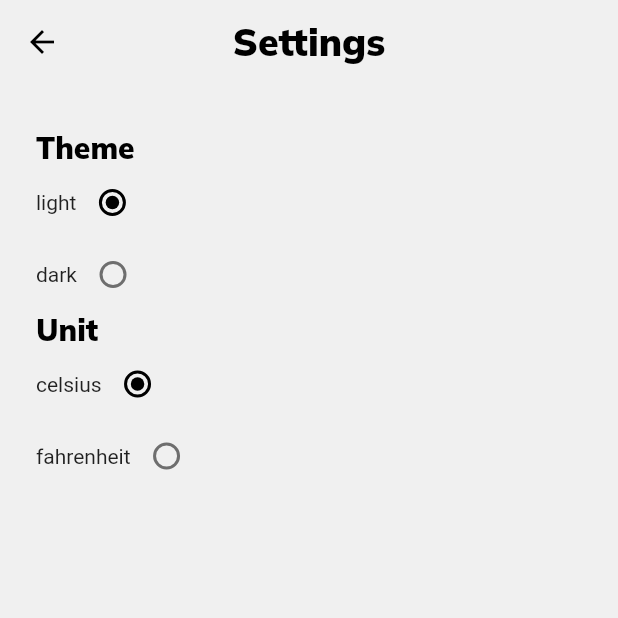
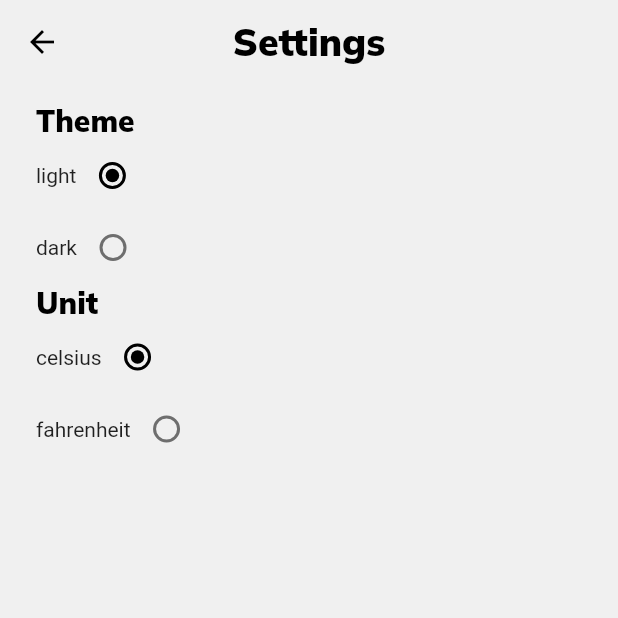
Before and after one commit to HarryJackson1996/WeatherApplication, a Flutter app: the screen it shows after launch, after a tap on the "settings" icon, on a phone screen of 412 x 824 dp, the top half of it. Run offline on Flutter 3.47's test engine with Material 2 defaults, Android fonts, the phone set to English and light mode, and no system bars; our stand-ins replace bloc, connectivity, dio, equatable, flutter_bloc, google_fonts and 2 more; accounts and stored records are empty; generated files the repository leaves out were written again; network calls fail.

Commit message:
Fixed padding issue
Padding issue was causing clipping on larger devices, removed extend behind appbar and decided to add bottom padding to widgets

```diff
--- a/lib/screens/search/search_screen.dart
+++ b/lib/screens/search/search_screen.dart
@@ -12,7 +12,6 @@ class SearchScreen extends SearchDelegate {
   ThemeData appBarTheme(BuildContext context) {
     return Theme.of(context).copyWith(
       accentColor: Colors.transparent,
-      canvasColor: Theme.of(context).brightness == Brightness.dark ? Colors.red : Colors.green,
       inputDecorationTheme: InputDecorationTheme(
         border: InputBorder.none,
       ),
@@ -69,7 +68,7 @@ class SearchScreen extends SearchDelegate {
           close(context, null);
         },
         child: Container(
-          padding: EdgeInsets.only(left: textPadding, top: myPadding / 2),
+          padding: EdgeInsets.only(left: textPadding, top: textPadding / 2),
           color: Theme.of(context).backgroundColor,
           child: Stack(
             children: [
--- a/lib/screens/settings/settings_screen.dart
+++ b/lib/screens/settings/settings_screen.dart
@@ -9,7 +9,6 @@ import 'package:weather_application/utils/enums.dart';
 import 'package:weather_application/widgets/annotated_scaffold.dart';
 import 'package:weather_application/widgets/themed_text.dart';
 import 'widgets/settings_item.dart';
-import '../../utils/extensions/extensions.dart';
 import 'package:weather_application/screens/settings/utils/settings_utils.dart';
 import 'package:weather_application/models/settings_model.dart';
 
@@ -36,7 +35,11 @@ class SettingsScreen extends StatelessWidget {
       ),
       body: Container(
         color: Theme.of(context).backgroundColor,
-        padding: EdgeInsets.only(left: textPadding, right: textPadding, top: myPadding / 2),
+        padding: EdgeInsets.only(
+          left: textPadding,
+          right: textPadding,
+          top: textPadding / 2,
+        ),
         child: Column(
           children: [
             SettingsItem(
@@ -81,7 +84,7 @@ class SettingsScreen extends StatelessWidget {
             }),
           ],
         ),
-      ).addTopbarPadding(),
+      ),
     );
   }
 }
--- a/lib/screens/weather/weather_screen.dart
+++ b/lib/screens/weather/weather_screen.dart
@@ -124,10 +124,10 @@ class _WeatherScreenState extends State<WeatherScreen> with SingleTickerProvider
       return BlocBuilder<SettingsBloc, SettingsState>(
         builder: (context, settingsState) {
           return Column(
-            mainAxisAlignment: MainAxisAlignment.start,
+            mainAxisAlignment: MainAxisAlignment.center,
             children: [
               Expanded(
-                flex: 3,
+                flex: 4,
                 child: Container(
                   padding: EdgeInsets.only(
                     right: myPadding,
@@ -159,7 +159,7 @@ class _WeatherScreenState extends State<WeatherScreen> with SingleTickerProvider
                 ),
               ),
             ],
-          ).addTopbarPadding();
+          );
         },
       );
     }
@@ -173,8 +173,13 @@ class _WeatherScreenState extends State<WeatherScreen> with SingleTickerProvider
         animationType: AnimationType.FADE,
       );
     } else {
-      return Center(
-        child: CircularProgressIndicator(),
+      return Padding(
+        padding: EdgeInsets.only(
+          bottom: AppBar().preferredSize.height,
+        ),
+        child: Center(
+          child: CircularProgressIndicator(),
+        ),
       );
     }
   }
--- a/lib/utils/extensions/extensions.dart
+++ b/lib/utils/extensions/extensions.dart
@@ -44,16 +44,6 @@ extension ThemeTextMapping on ThemedTextStyle {
         return Theme.of(context).textTheme.bodyText1.copyWith(fontSize: fontSize);
         break;
     }
-  }
-}
-
-extension PagePadding on Widget {
-  Widget addTopbarPadding() {
-    double appBarHeight = AppBar().preferredSize.height;
-    return Padding(
-      padding: EdgeInsets.only(top: appBarHeight + myPadding),
-      child: this,
-    );
   }
 }
 
--- a/lib/widgets/annotated_scaffold.dart
+++ b/lib/widgets/annotated_scaffold.dart
@@ -24,7 +24,7 @@ class AnnotatedScaffold extends StatelessWidget {
         resizeToAvoidBottomInset: resizeKeyboard,
         appBar: appBar,
         body: body,
-        extendBodyBehindAppBar: true,
+        extendBodyBehindAppBar: false,
       ),
     );
   }
--- a/lib/widgets/weather_error.dart
+++ b/lib/widgets/weather_error.dart
@@ -19,8 +19,10 @@ class WeatherErrorWidget extends StatelessWidget {
   @override
   Widget build(BuildContext context) {
     return Padding(
-      padding: const EdgeInsets.symmetric(
-        horizontal: textPadding,
+      padding: EdgeInsets.only(
+        left: textPadding,
+        right: textPadding,
+        bottom: AppBar().preferredSize.height,
       ),
       child: Column(
         mainAxisAlignment: MainAxisAlignment.center,
```
